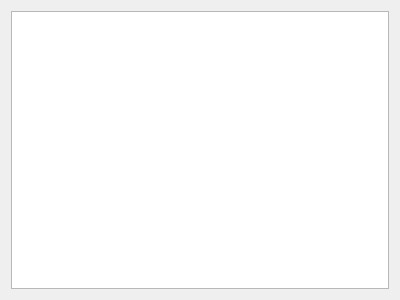
Old version of the form 3rd_semester/hw03_tanks/01_Tanks/tanksWindow.ui in the repository Axroy/SPbSU_study.
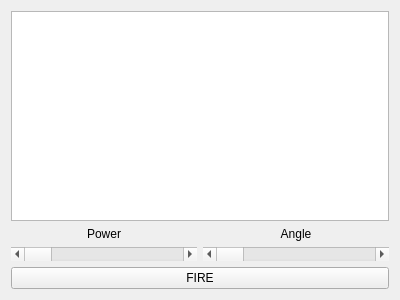
New version of the form.

Patch:
```diff
--- a/3rd_semester/hw03_tanks/01_Tanks/tanksWindow.ui
+++ b/3rd_semester/hw03_tanks/01_Tanks/tanksWindow.ui
@@ -20,6 +20,61 @@
       <item>
        <widget class="QGraphicsView" name="graphicsView"/>
       </item>
+      <item>
+       <layout class="QHBoxLayout" name="horizontalLayout">
+        <item>
+         <widget class="QLabel" name="powerLabel">
+          <property name="text">
+           <string>Power</string>
+          </property>
+          <property name="alignment">
+           <set>Qt::AlignCenter</set>
+          </property>
+         </widget>
+        </item>
+        <item>
+         <widget class="QLabel" name="angleLabel">
+          <property name="text">
+           <string>Angle</string>
+          </property>
+          <property name="alignment">
+           <set>Qt::AlignCenter</set>
+          </property>
+         </widget>
+        </item>
+       </layout>
+      </item>
+      <item>
+       <layout class="QHBoxLayout" name="horizontalLayout_2">
+        <item>
+         <widget class="QScrollBar" name="powerScrollBar">
+          <property name="maximum">
+           <number>100</number>
+          </property>
+          <property name="orientation">
+           <enum>Qt::Horizontal</enum>
+          </property>
+         </widget>
+        </item>
+        <item>
+         <widget class="QScrollBar" name="angleScrollBar">
+          <property name="maximum">
+           <number>100</number>
+          </property>
+          <property name="orientation">
+           <enum>Qt::Horizontal</enum>
+          </property>
+         </widget>
+        </item>
+       </layout>
+      </item>
+      <item>
+       <widget class="QPushButton" name="fireButton">
+        <property name="text">
+         <string>FIRE</string>
+        </property>
+       </widget>
+      </item>
      </layout>
     </item>
    </layout>
```
